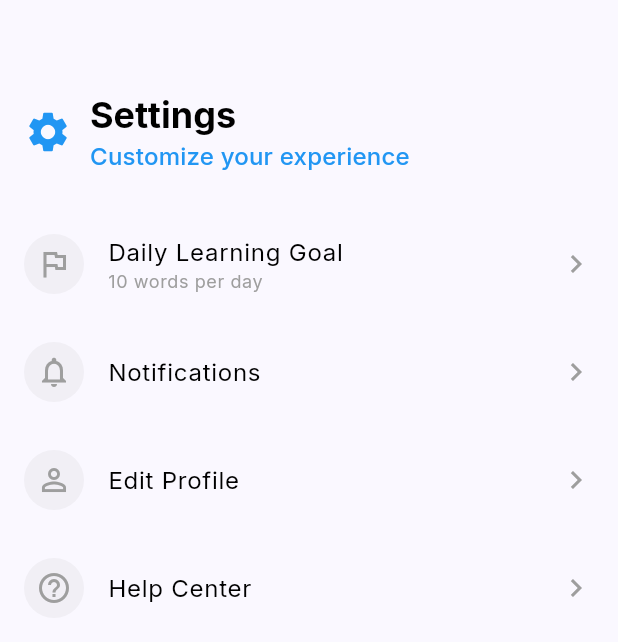
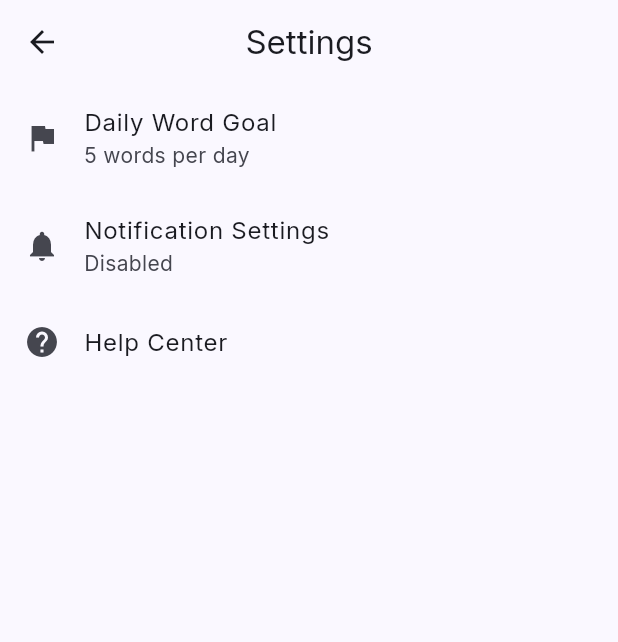
Before and after one commit to antoinemessager/vocable_app, a Flutter app: the SettingsScreen screen opened directly, after a tap on "Help Center", on a phone screen of 412 x 824 dp. Shown: the top 642 px of the screen. Run offline on Flutter 3.47's test engine with Material 3 defaults, Android fonts, the phone set to English and light mode, and no system bars; our stand-ins replace flutter_local_notifications, google_fonts, shared_preferences, sqflite, timezone; accounts and stored records are empty; statements that could not run were skipped.

Commit message:
notifications almots working

```diff
--- a/lib/main.dart
+++ b/lib/main.dart
@@ -9,7 +9,6 @@ void main() async {
 
   // Initialize the database
   await DatabaseService.instance.database;
-  await PreferencesService.instance.init();
 
   runApp(const VocableApp());
 }
--- a/lib/screens/settings_screen.dart
+++ b/lib/screens/settings_screen.dart
@@ -1,6 +1,8 @@
 import 'package:flutter/material.dart';
 import '../widgets/daily_goal_dialog.dart';
+import '../widgets/notification_settings_dialog.dart';
 import '../services/preferences_service.dart';
+import 'help_center_screen.dart';
 
 class SettingsScreen extends StatefulWidget {
   const SettingsScreen({super.key});
@@ -10,25 +12,49 @@ class SettingsScreen extends StatefulWidget {
 }
 
 class _SettingsScreenState extends State<SettingsScreen> {
-  late int dailyWordGoal;
+  final PreferencesService _preferencesService = PreferencesService();
+  int _dailyWordGoal = 5;
+  bool _notificationsEnabled = false;
 
   @override
   void initState() {
     super.initState();
-    dailyWordGoal = PreferencesService.instance.getDailyWordGoal();
+    _loadPreferences();
+  }
+
+  Future<void> _loadPreferences() async {
+    await _preferencesService.initialize();
+    final int dailyWordGoal = await _preferencesService.getDailyWordGoal();
+    final bool notificationsEnabled =
+        await _preferencesService.getEnableNotifications();
+
+    setState(() {
+      _dailyWordGoal = dailyWordGoal;
+      _notificationsEnabled = notificationsEnabled;
+    });
   }
 
   Future<void> _showDailyGoalDialog() async {
-    await showDialog(
+    await showDialog<void>(
       context: context,
-      builder: (context) => DailyGoalDialog(
-        initialGoal: dailyWordGoal,
-        onGoalChanged: (newGoal) async {
-          await PreferencesService.instance.setDailyWordGoal(newGoal);
-          setState(() => dailyWordGoal = newGoal);
+      builder: (BuildContext context) => DailyGoalDialog(
+        initialGoal: _dailyWordGoal,
+        onGoalChanged: (int newGoal) async {
+          await _preferencesService.setDailyWordGoal(newGoal);
+          setState(() {
+            _dailyWordGoal = newGoal;
+          });
         },
       ),
     );
+  }
+
+  Future<void> _showNotificationSettings() async {
+    await showDialog<void>(
+      context: context,
+      builder: (BuildContext context) => const NotificationSettingsDialog(),
+    );
+    await _loadPreferences();
   }
 
   Widget _buildSettingItem(String title, IconData icon,
@@ -84,74 +110,33 @@ class _SettingsScreenState extends State<SettingsScreen> {
 
   @override
   Widget build(BuildContext context) {
-    return ListView(
-      padding: const EdgeInsets.only(
-        left: 16,
-        right: 16,
-        top: 60,
-        bottom: 16,
+    return Scaffold(
+      appBar: AppBar(
+        title: const Text('Settings'),
       ),
-      children: [
-        Container(
-          margin: const EdgeInsets.only(bottom: 24),
-          child: Row(
-            children: [
-              const Icon(
-                Icons.settings,
-                color: Colors.blue,
-                size: 32,
-              ),
-              const SizedBox(width: 12),
-              Column(
-                crossAxisAlignment: CrossAxisAlignment.start,
-                children: [
-                  Text(
-                    'Settings',
-                    style: Theme.of(context).textTheme.headlineSmall?.copyWith(
-                          fontWeight: FontWeight.bold,
-                          color: Colors.black,
-                        ),
-                  ),
-                  Text(
-                    'Customize your experience',
-                    style: Theme.of(context).textTheme.titleMedium?.copyWith(
-                          color: Colors.blue,
-                          fontWeight: FontWeight.w500,
-                        ),
-                  ),
-                ],
-              ),
-            ],
+      body: ListView(
+        children: [
+          ListTile(
+            title: const Text('Daily Word Goal'),
+            subtitle: Text('$_dailyWordGoal words per day'),
+            leading: const Icon(Icons.flag),
+            onTap: _showDailyGoalDialog,
           ),
-        ),
-        _buildSettingItem(
-          'Daily Learning Goal',
-          Icons.flag_outlined,
-          subtitle: '$dailyWordGoal words per day',
-          onTap: _showDailyGoalDialog,
-        ),
-        _buildSettingItem(
-          'Notifications',
-          Icons.notifications_outlined,
-          onTap: () {
-            // TODO: Implement notifications settings
-          },
-        ),
-        _buildSettingItem(
-          'Edit Profile',
-          Icons.person_outline,
-          onTap: () {
-            // TODO: Implement profile editing
-          },
-        ),
-        _buildSettingItem(
-          'Help Center',
-          Icons.help_outline,
-          onTap: () {
-            // TODO: Implement help center
-          },
-        ),
-      ],
+          ListTile(
+            title: const Text('Notification Settings'),
+            subtitle: Text(_notificationsEnabled ? 'Enabled' : 'Disabled'),
+            leading: const Icon(Icons.notifications),
+            onTap: _showNotificationSettings,
+          ),
+          ListTile(
+            title: const Text('Help Center'),
+            leading: const Icon(Icons.help),
+            onTap: () {
+              Navigator.pushNamed(context, '/help');
+            },
+          ),
+        ],
+      ),
     );
   }
 }
--- a/lib/services/preferences_service.dart
+++ b/lib/services/preferences_service.dart
@@ -1,23 +1,76 @@
 import 'package:shared_preferences/shared_preferences.dart';
+import 'package:flutter/material.dart';
 
 class PreferencesService {
+  static final PreferencesService _instance = PreferencesService._internal();
+  late SharedPreferences _prefs;
+  bool _initialized = false;
+
+  factory PreferencesService() {
+    return _instance;
+  }
+
+  PreferencesService._internal();
+
+  Future<void> initialize() async {
+    if (_initialized) return;
+    _prefs = await SharedPreferences.getInstance();
+    _initialized = true;
+  }
+
   static const String _dailyWordGoalKey = 'daily_word_goal';
-  static const int _defaultDailyWordGoal = 10;
+  static const String _enableNotificationsKey = 'enable_notifications';
+  static const String _showBadgeKey = 'show_badge';
+  static const String _showLockScreenKey = 'show_lock_screen';
+  static const String _notificationTimeHourKey = 'notification_time_hour';
+  static const String _notificationTimeMinuteKey = 'notification_time_minute';
 
-  static final PreferencesService instance = PreferencesService._();
-  SharedPreferences? _prefs;
-
-  PreferencesService._();
-
-  Future<void> init() async {
-    _prefs = await SharedPreferences.getInstance();
+  Future<int> getDailyWordGoal() async {
+    return _prefs.getInt(_dailyWordGoalKey) ?? 5;
   }
 
   Future<void> setDailyWordGoal(int goal) async {
-    await _prefs?.setInt(_dailyWordGoalKey, goal);
+    await _prefs.setInt(_dailyWordGoalKey, goal);
   }
 
-  int getDailyWordGoal() {
-    return _prefs?.getInt(_dailyWordGoalKey) ?? _defaultDailyWordGoal;
+  Future<bool> getEnableNotifications() async {
+    return _prefs.getBool(_enableNotificationsKey) ?? false;
+  }
+
+  Future<void> setEnableNotifications(bool value) async {
+    await _prefs.setBool(_enableNotificationsKey, value);
+  }
+
+  Future<bool> getShowBadge() async {
+    return _prefs.getBool(_showBadgeKey) ?? true;
+  }
+
+  Future<void> setShowBadge(bool value) async {
+    await _prefs.setBool(_showBadgeKey, value);
+  }
+
+  Future<bool> getShowLockScreen() async {
+    return _prefs.getBool(_showLockScreenKey) ?? true;
+  }
+
+  Future<void> setShowLockScreen(bool value) async {
+    await _prefs.setBool(_showLockScreenKey, value);
+  }
+
+  Future<TimeOfDay> getNotificationTime() async {
+    final String? timeStr = _prefs.getString('notificationTime');
+    if (timeStr == null) {
+      return const TimeOfDay(hour: 9, minute: 0); // Default to 9:00 AM
+    }
+
+    final List<String> parts = timeStr.split(':');
+    return TimeOfDay(
+      hour: int.parse(parts[0]),
+      minute: int.parse(parts[1]),
+    );
+  }
+
+  Future<void> setNotificationTime(TimeOfDay time) async {
+    await _prefs.setString('notificationTime', '${time.hour}:${time.minute}');
   }
 }
--- a/pubspec.yaml
+++ b/pubspec.yaml
@@ -39,6 +39,8 @@ dependencies:
   uuid: ^4.2.1
   sqflite: ^2.3.0
   path: ^1.8.3
+  flutter_local_notifications: ^17.0.0
+  timezone: ^0.9.2
 
 dev_dependencies:
   flutter_test:
```
Also changed, not shown: lib/screens/help_center_screen.dart (added, +113 -0 lines), lib/screens/home_screen.dart (+12 -9 lines), lib/services/notification_service.dart (added, +88 -0 lines), lib/widgets/notification_settings_dialog.dart (added, +146 -0 lines), pubspec.lock, 5 other files.
